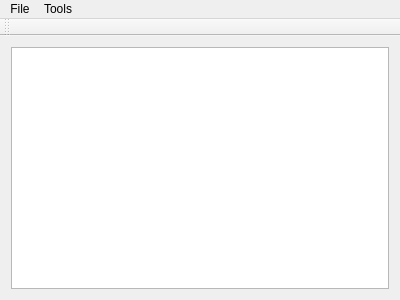
Old version of the form mainwindow.ui in the repository xcoder123/SvgToGcode.
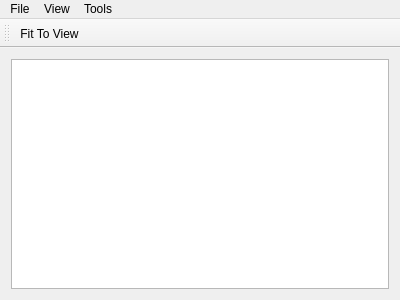
New version of the form. Icons and pictures are not drawn.

Commit message:
-Remade the transform class, to be only transform parser, but the actual transforms are stored in AbstractTransform class. Which are then collected in the correct order including from the g (group) tag
-Improved, the number parser a bit, to support e tag, aka. 10 to the
power of something.

The edit to the form file:
```diff
--- a/mainwindow.ui
+++ b/mainwindow.ui
@@ -31,6 +31,7 @@
    <attribute name="toolBarBreak">
     <bool>false</bool>
    </attribute>
+   <addaction name="actionFit_To_View"/>
   </widget>
   <widget class="QMenuBar" name="menuBar">
    <property name="geometry">
@@ -54,7 +55,14 @@
     <addaction name="actionGenerate_GCode"/>
     <addaction name="actionSimulate_GCode"/>
    </widget>
+   <widget class="QMenu" name="menuView">
+    <property name="title">
+     <string>View</string>
+    </property>
+    <addaction name="actionFit_To_View"/>
+   </widget>
    <addaction name="menuFile"/>
+   <addaction name="menuView"/>
    <addaction name="menuTools"/>
   </widget>
   <action name="actionOpen_SVG">
@@ -72,6 +80,15 @@
     <string>Simulate GCode</string>
    </property>
   </action>
+  <action name="actionFit_To_View">
+   <property name="icon">
+    <iconset resource="res.qrc">
+     <normaloff>:/images/zoom-fit-best.png</normaloff>:/images/zoom-fit-best.png</iconset>
+   </property>
+   <property name="text">
+    <string>Fit To View</string>
+   </property>
+  </action>
  </widget>
  <layoutdefault spacing="6" margin="11"/>
  <resources>
```
The commit also changes 13 other files.
